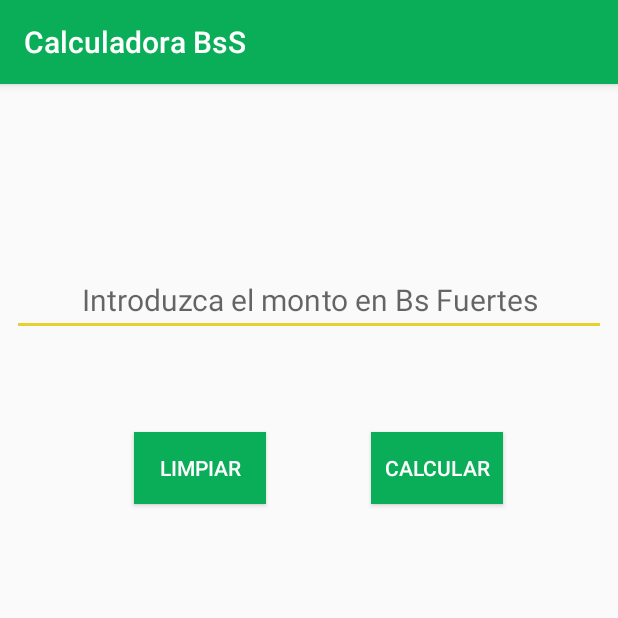
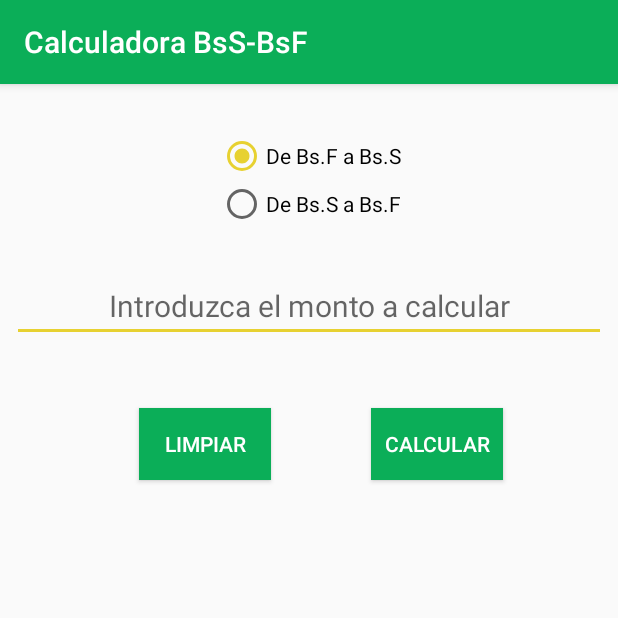
Before and after one commit to cddm-gh/ConvertidorBsSoberanos, an Android app: the screen it shows after launch (MainActivity), after a tap on "CALCULAR", on a phone screen of 412 x 824 dp, the top half of it. Run offline under Robolectric (Android 15) with nearby library versions, the phone set to English and light mode, and no system bars.

Commit message:
--Testing Version 2.0: Permite hacer converiones de Bs Soberanos a Bs Fuertes.
Signed-off-by: Carlos <carlosd.dev@gmail.com>

```diff
--- a/app/build.gradle
+++ b/app/build.gradle
@@ -6,8 +6,8 @@ android {
         applicationId "com.calculadorabss.gorydev.calculadorabolivaressoberanos"
         minSdkVersion 19
         targetSdkVersion 28
-        versionCode 4
-        versionName "1.2"
+        versionCode 5
+        versionName "2.0"
         testInstrumentationRunner "android.support.test.runner.AndroidJUnitRunner"
     }
     buildTypes {
--- a/app/src/main/java/com/calculadorabss/gorydev/calculadorabolivaressoberanos/MainActivity.java
+++ b/app/src/main/java/com/calculadorabss/gorydev/calculadorabolivaressoberanos/MainActivity.java
@@ -2,10 +2,11 @@ package com.calculadorabss.gorydev.calculadorabolivaressoberanos;
 
 import android.os.Bundle;
 import android.support.v7.app.AppCompatActivity;
-import android.util.Log;
 import android.view.View;
 import android.widget.Button;
 import android.widget.EditText;
+import android.widget.RadioButton;
+import android.widget.RadioGroup;
 import android.widget.TextView;
 import android.widget.Toast;
 
@@ -14,10 +15,12 @@ import java.text.DecimalFormat;
 
 public class MainActivity extends AppCompatActivity {
 
-    public EditText editCantidad;
-    public Button btnCalcular, btnLimpiar;
-    public TextView txtResultado;
-    public final double CONVERSION = 100000;
+    private EditText editCantidad;
+    private Button btnCalcular, btnLimpiar;
+    private TextView txtResultado;
+    private RadioButton radioBsSaBsf, radioBsFaBsS;
+    private RadioGroup radioGroup;
+    private final double CONVERSION = 100000;
     private static DecimalFormat REAL_FORMATTER = new DecimalFormat("###,###.##");//Dar formato al texto de salida
 
     @Override
@@ -29,11 +32,23 @@ public class MainActivity extends AppCompatActivity {
         btnCalcular = findViewById(R.id.btnCalcular);
         btnLimpiar = findViewById(R.id.btnLimpiar);
         txtResultado = findViewById(R.id.txtResultado);
+        radioBsFaBsS = findViewById(R.id.radioBsFaBsS);
+        radioBsSaBsf = findViewById(R.id.radioBsSaBsF);
+        radioGroup = findViewById(R.id.radioGroupOperaciones);
 
         btnCalcular.setOnClickListener(new View.OnClickListener() {
             @Override
             public void onClick(View view) {
-                convertirMonto();
+                if (radioGroup.getCheckedRadioButtonId() == -1){
+                    Toast.makeText(getBaseContext(),"Seleccione una operación.",Toast.LENGTH_SHORT).show();
+                }else{
+                    int idSeleccionado = radioGroup.getCheckedRadioButtonId();
+                    if(radioBsFaBsS.getId() == idSeleccionado){
+                        convertirDeBsFaBsS();
+                    }else{
+                        convertirDeBsSaBsF();
+                    }
+                }
             }
         });
         btnLimpiar.setOnClickListener(new View.OnClickListener() {
@@ -42,7 +57,16 @@ public class MainActivity extends AppCompatActivity {
                 limpiarText();
             }
         });
+        //Método para ir dando formato a los números que se van escribiendo.
         editCantidad.addTextChangedListener(new NumberTextWatcher(editCantidad));
+
+        //Método para limpiar el campo de texto cuando se cambia la operación que desea realizar.
+        radioGroup.setOnCheckedChangeListener(new RadioGroup.OnCheckedChangeListener() {
+            @Override
+            public void onCheckedChanged(RadioGroup radioGroup, int i) {
+                limpiarText();
+            }
+        });
 
     }
 
@@ -51,11 +75,11 @@ public class MainActivity extends AppCompatActivity {
         txtResultado.setText("");
     }
 
-    public void convertirMonto() {
+    public void convertirDeBsFaBsS() {
         if (!editCantidad.getText().equals("")) {
             try {
                 double monto = Double.parseDouble(editCantidad.getText().toString().replace(",", ""));
-                double resultado = monto /= CONVERSION;
+                double resultado = monto / CONVERSION;
                 String salida = "";
                 //txtResultado.setText(String.valueOf(resultado));
                 salida = "Son: " + REAL_FORMATTER.format((resultado)) + " Bs.S";
@@ -66,4 +90,17 @@ public class MainActivity extends AppCompatActivity {
             }
         }
     }
+
+    public void convertirDeBsSaBsF(){
+        if(!editCantidad.getText().equals("")){
+            try {
+                double monto = Double.parseDouble(editCantidad.getText().toString().replace(",",""));
+                double resultado = monto * CONVERSION;
+                String salida = "Son: " + REAL_FORMATTER.format((resultado)) + " Bs.F";
+                txtResultado.setText(salida);
+            }catch(NumberFormatException e){
+                Toast.makeText(this, "Por favor indique una cantidad para calcular", Toast.LENGTH_SHORT).show();
+            }
+        }
+    }
 }
--- a/app/src/main/res/layout/activity_main.xml
+++ b/app/src/main/res/layout/activity_main.xml
@@ -6,18 +6,45 @@
     android:layout_height="match_parent"
     tools:context=".MainActivity">
 
+    <RadioGroup
+        android:id="@+id/radioGroupOperaciones"
+        android:layout_width="wrap_content"
+        android:layout_height="wrap_content"
+        android:layout_marginEnd="8dp"
+        android:layout_marginStart="8dp"
+        android:layout_marginTop="32dp"
+        app:layout_constraintEnd_toEndOf="parent"
+        app:layout_constraintHorizontal_bias="0.502"
+        app:layout_constraintStart_toStartOf="parent"
+        app:layout_constraintTop_toTopOf="parent">
+
+        <RadioButton
+            android:id="@+id/radioBsFaBsS"
+            android:layout_width="wrap_content"
+            android:layout_height="wrap_content"
+            android:checked="true"
+            android:text="@string/BsFaBsS" />
+
+        <RadioButton
+            android:id="@+id/radioBsSaBsF"
+            android:layout_width="wrap_content"
+            android:layout_height="wrap_content"
+            android:text="@string/BsSaBsF" />
+
+    </RadioGroup>
+
     <Button
         android:id="@+id/btnLimpiar"
         android:layout_width="wrap_content"
         android:layout_height="wrap_content"
         android:layout_marginEnd="8dp"
         android:layout_marginStart="8dp"
-        android:layout_marginTop="64dp"
+        android:layout_marginTop="44dp"
         android:background="?attr/colorPrimary"
         android:text="@string/btnLimpiar"
         android:textColor="@android:color/background_light"
         app:layout_constraintEnd_toEndOf="parent"
-        app:layout_constraintHorizontal_bias="0.264"
+        app:layout_constraintHorizontal_bias="0.275"
         app:layout_constraintStart_toStartOf="parent"
         app:layout_constraintTop_toBottomOf="@+id/editMonto" />
 
@@ -27,7 +54,7 @@
         android:layout_height="wrap_content"
         android:layout_marginEnd="8dp"
         android:layout_marginStart="8dp"
-        android:layout_marginTop="120dp"
+        android:layout_marginTop="28dp"
         android:ems="10"
         android:hint="@string/text_hint"
         android:inputType="numberDecimal"
@@ -36,7 +63,7 @@
         app:layout_constraintEnd_toEndOf="parent"
         app:layout_constraintHorizontal_bias="0.0"
         app:layout_constraintStart_toStartOf="parent"
-        app:layout_constraintTop_toTopOf="parent" />
+        app:layout_constraintTop_toBottomOf="@+id/radioGroupOperaciones" />
 
     <Button
         android:id="@+id/btnCalcular"
@@ -44,7 +71,7 @@
         android:layout_height="wrap_content"
         android:layout_marginEnd="8dp"
         android:layout_marginStart="8dp"
-        android:layout_marginTop="64dp"
+        android:layout_marginTop="44dp"
         android:background="?attr/colorPrimary"
         android:text="@string/texto_btnCalcular"
         android:textColor="@android:color/background_light"
--- a/app/src/main/res/values/strings.xml
+++ b/app/src/main/res/values/strings.xml
@@ -1,6 +1,8 @@
 <resources>
-    <string name="app_name">Calculadora BsS</string>
+    <string name="app_name">Calculadora BsS-BsF</string>
     <string name="texto_btnCalcular">CALCULAR</string>
-    <string name="text_hint">Introduzca el monto en Bs Fuertes</string>
+    <string name="text_hint">Introduzca el monto a calcular</string>
     <string name="btnLimpiar">Limpiar</string>
+    <string name="BsFaBsS">De Bs.F a Bs.S</string>
+    <string name="BsSaBsF">De Bs.S a Bs.F</string>
 </resources>
```
